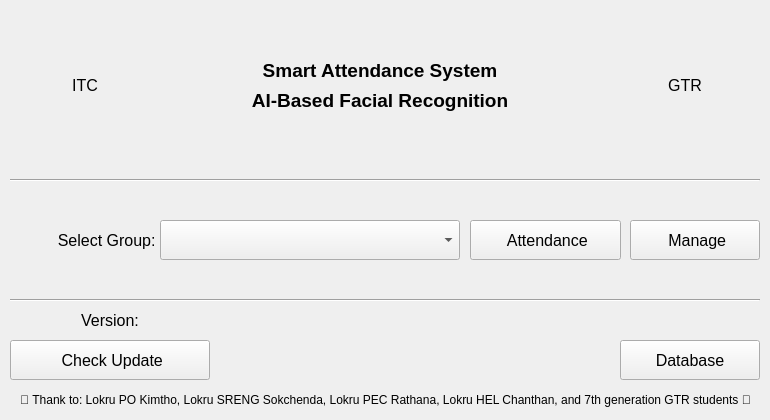
The window that resource/view_controller/main_application_form/View.ui (muysengly/repo_attendance_system) describes before a commit, drawn with Qt 5.
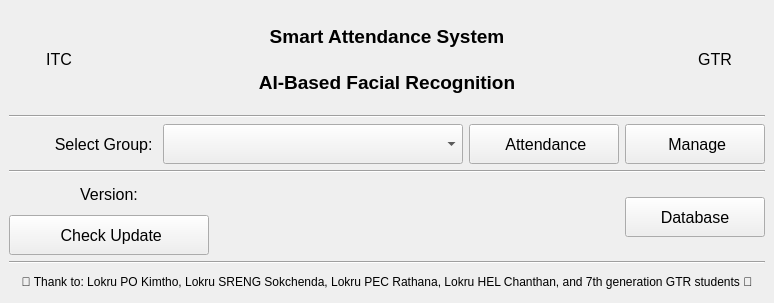
The same window after the commit.

Diff of the .ui file:
```diff
--- a/resource/view_controller/main_application_form/View.ui
+++ b/resource/view_controller/main_application_form/View.ui
@@ -6,20 +6,20 @@
    <rect>
     <x>0</x>
     <y>0</y>
-    <width>770</width>
-    <height>420</height>
+    <width>774</width>
+    <height>303</height>
    </rect>
   </property>
   <property name="minimumSize">
    <size>
-    <width>770</width>
-    <height>420</height>
+    <width>0</width>
+    <height>0</height>
    </size>
   </property>
   <property name="maximumSize">
    <size>
-    <width>770</width>
-    <height>420</height>
+    <width>99999</width>
+    <height>99999</height>
    </size>
   </property>
   <property name="sizeIncrement">
@@ -32,128 +32,22 @@
    <string>MainWindow</string>
   </property>
   <widget class="QWidget" name="centralwidget">
-   <widget class="QPushButton" name="pushButton_check_attendance">
-    <property name="geometry">
-     <rect>
-      <x>470</x>
-      <y>220</y>
-      <width>151</width>
-      <height>40</height>
-     </rect>
-    </property>
-    <property name="font">
-     <font>
-      <pointsize>12</pointsize>
-      <bold>false</bold>
-     </font>
-    </property>
-    <property name="text">
-     <string> Attendance</string>
-    </property>
-   </widget>
-   <widget class="QComboBox" name="comboBox_group_name">
-    <property name="geometry">
-     <rect>
-      <x>160</x>
-      <y>220</y>
-      <width>300</width>
-      <height>40</height>
-     </rect>
-    </property>
-    <property name="font">
-     <font>
-      <pointsize>12</pointsize>
-      <bold>false</bold>
-     </font>
-    </property>
-   </widget>
-   <widget class="QLabel" name="label_5">
-    <property name="geometry">
-     <rect>
-      <x>20</x>
-      <y>220</y>
-      <width>140</width>
-      <height>40</height>
-     </rect>
-    </property>
-    <property name="font">
-     <font>
-      <pointsize>12</pointsize>
-      <bold>false</bold>
-     </font>
-    </property>
-    <property name="text">
-     <string>Select Group: </string>
-    </property>
-    <property name="alignment">
-     <set>Qt::AlignRight|Qt::AlignTrailing|Qt::AlignVCenter</set>
-    </property>
-   </widget>
-   <widget class="QPushButton" name="pushButton_manage">
-    <property name="geometry">
-     <rect>
-      <x>630</x>
-      <y>220</y>
-      <width>130</width>
-      <height>40</height>
-     </rect>
-    </property>
-    <property name="font">
-     <font>
-      <pointsize>12</pointsize>
-     </font>
-    </property>
-    <property name="text">
-     <string> Manage</string>
-    </property>
-   </widget>
-   <widget class="QPushButton" name="pushButton_check_update">
-    <property name="geometry">
-     <rect>
-      <x>10</x>
-      <y>340</y>
-      <width>200</width>
-      <height>40</height>
-     </rect>
-    </property>
-    <property name="font">
-     <font>
-      <pointsize>12</pointsize>
-     </font>
-    </property>
-    <property name="text">
-     <string> Check Update</string>
-    </property>
-   </widget>
-   <widget class="QLabel" name="label_version">
-    <property name="geometry">
-     <rect>
-      <x>10</x>
-      <y>300</y>
-      <width>200</width>
-      <height>40</height>
-     </rect>
-    </property>
-    <property name="font">
-     <font>
-      <pointsize>12</pointsize>
-     </font>
-    </property>
-    <property name="text">
-     <string>Version:</string>
-    </property>
-    <property name="alignment">
-     <set>Qt::AlignCenter</set>
-    </property>
-   </widget>
+   <layout class="QVBoxLayout" name="verticalLayout_4">
+    <item>
+     <layout class="QHBoxLayout" name="horizontalLayout_4">
+      <item alignment="Qt::AlignLeft">
    <widget class="QLabel" name="label_itc_logo">
-    <property name="geometry">
-     <rect>
-      <x>10</x>
-      <y>10</y>
-      <width>150</width>
-      <height>150</height>
-     </rect>
+        <property name="minimumSize">
+         <size>
+          <width>100</width>
+          <height>100</height>
+         </size>
+        </property>
+        <property name="maximumSize">
+         <size>
+          <width>100</width>
+          <height>100</height>
+         </size>
     </property>
     <property name="font">
      <font>
@@ -170,54 +64,28 @@
      <set>Qt::AlignCenter</set>
     </property>
    </widget>
-   <widget class="QLabel" name="label_gtr_logo">
-    <property name="geometry">
-     <rect>
-      <x>610</x>
-      <y>10</y>
-      <width>150</width>
-      <height>150</height>
-     </rect>
-    </property>
-    <property name="font">
-     <font>
-      <pointsize>12</pointsize>
-     </font>
-    </property>
-    <property name="frameShape">
-     <enum>QFrame::NoFrame</enum>
-    </property>
-    <property name="text">
-     <string>GTR</string>
-    </property>
-    <property name="alignment">
-     <set>Qt::AlignCenter</set>
-    </property>
-   </widget>
-   <widget class="QLabel" name="label_4">
-    <property name="geometry">
-     <rect>
-      <x>10</x>
-      <y>390</y>
-      <width>751</width>
-      <height>20</height>
-     </rect>
-    </property>
-    <property name="text">
-     <string>🙏 Thank to: Lokru PO Kimtho, Lokru SRENG Sokchenda, Lokru PEC Rathana, Lokru HEL Chanthan, and 7th generation GTR students 🙏</string>
-    </property>
-    <property name="alignment">
-     <set>Qt::AlignCenter</set>
-    </property>
-   </widget>
+      </item>
+      <item>
+       <layout class="QVBoxLayout" name="verticalLayout_2">
+        <item alignment="Qt::AlignHCenter|Qt::AlignBottom">
    <widget class="QLabel" name="label_6">
-    <property name="geometry">
-     <rect>
-      <x>200</x>
-      <y>50</y>
+          <property name="sizePolicy">
+           <sizepolicy hsizetype="Preferred" vsizetype="Fixed">
+            <horstretch>0</horstretch>
+            <verstretch>0</verstretch>
+           </sizepolicy>
+          </property>
+          <property name="minimumSize">
+           <size>
       <width>360</width>
       <height>40</height>
-     </rect>
+           </size>
+          </property>
+          <property name="maximumSize">
+           <size>
+            <width>360</width>
+            <height>40</height>
+           </size>
     </property>
     <property name="font">
      <font>
@@ -232,14 +100,26 @@
      <set>Qt::AlignCenter</set>
     </property>
    </widget>
+        </item>
+        <item alignment="Qt::AlignHCenter|Qt::AlignTop">
    <widget class="QLabel" name="label_7">
-    <property name="geometry">
-     <rect>
-      <x>200</x>
-      <y>80</y>
+          <property name="sizePolicy">
+           <sizepolicy hsizetype="Preferred" vsizetype="Preferred">
+            <horstretch>0</horstretch>
+            <verstretch>0</verstretch>
+           </sizepolicy>
+          </property>
+          <property name="minimumSize">
+           <size>
       <width>360</width>
       <height>40</height>
-     </rect>
+           </size>
+          </property>
+          <property name="maximumSize">
+           <size>
+            <width>360</width>
+            <height>40</height>
+           </size>
     </property>
     <property name="font">
      <font>
@@ -254,40 +134,284 @@
      <set>Qt::AlignCenter</set>
     </property>
    </widget>
+        </item>
+       </layout>
+      </item>
+      <item alignment="Qt::AlignRight">
+       <widget class="QLabel" name="label_gtr_logo">
+        <property name="minimumSize">
+         <size>
+          <width>100</width>
+          <height>100</height>
+         </size>
+        </property>
+        <property name="maximumSize">
+         <size>
+          <width>100</width>
+          <height>100</height>
+         </size>
+        </property>
+        <property name="font">
+         <font>
+          <pointsize>12</pointsize>
+         </font>
+        </property>
+        <property name="frameShape">
+         <enum>QFrame::NoFrame</enum>
+        </property>
+        <property name="text">
+         <string>GTR</string>
+        </property>
+        <property name="alignment">
+         <set>Qt::AlignCenter</set>
+        </property>
+       </widget>
+      </item>
+     </layout>
+    </item>
+    <item>
    <widget class="Line" name="line">
-    <property name="geometry">
-     <rect>
-      <x>10</x>
-      <y>290</y>
-      <width>750</width>
+      <property name="orientation">
+       <enum>Qt::Horizontal</enum>
+      </property>
+     </widget>
+    </item>
+    <item>
+     <layout class="QHBoxLayout" name="horizontalLayout_3">
+      <item>
+       <spacer name="horizontalSpacer_2">
+        <property name="orientation">
+         <enum>Qt::Horizontal</enum>
+        </property>
+        <property name="sizeHint" stdset="0">
+         <size>
+          <width>40</width>
       <height>20</height>
-     </rect>
-    </property>
-    <property name="orientation">
-     <enum>Qt::Horizontal</enum>
-    </property>
-   </widget>
+         </size>
+        </property>
+       </spacer>
+      </item>
+      <item>
+       <widget class="QLabel" name="label_5">
+        <property name="minimumSize">
+         <size>
+          <width>140</width>
+          <height>40</height>
+         </size>
+        </property>
+        <property name="maximumSize">
+         <size>
+          <width>140</width>
+          <height>40</height>
+         </size>
+        </property>
+        <property name="font">
+         <font>
+          <pointsize>12</pointsize>
+          <bold>false</bold>
+         </font>
+        </property>
+        <property name="text">
+         <string>Select Group: </string>
+        </property>
+        <property name="alignment">
+         <set>Qt::AlignRight|Qt::AlignTrailing|Qt::AlignVCenter</set>
+        </property>
+       </widget>
+      </item>
+      <item>
+       <widget class="QComboBox" name="comboBox_group_name">
+        <property name="sizePolicy">
+         <sizepolicy hsizetype="Preferred" vsizetype="Preferred">
+          <horstretch>0</horstretch>
+          <verstretch>0</verstretch>
+         </sizepolicy>
+        </property>
+        <property name="minimumSize">
+         <size>
+          <width>300</width>
+          <height>40</height>
+         </size>
+        </property>
+        <property name="maximumSize">
+         <size>
+          <width>300</width>
+          <height>40</height>
+         </size>
+        </property>
+        <property name="font">
+         <font>
+          <pointsize>12</pointsize>
+          <bold>false</bold>
+         </font>
+        </property>
+       </widget>
+      </item>
+      <item>
+       <widget class="QPushButton" name="pushButton_check_attendance">
+        <property name="sizePolicy">
+         <sizepolicy hsizetype="Preferred" vsizetype="Preferred">
+          <horstretch>0</horstretch>
+          <verstretch>0</verstretch>
+         </sizepolicy>
+        </property>
+        <property name="minimumSize">
+         <size>
+          <width>150</width>
+          <height>40</height>
+         </size>
+        </property>
+        <property name="maximumSize">
+         <size>
+          <width>150</width>
+          <height>40</height>
+         </size>
+        </property>
+        <property name="font">
+         <font>
+          <pointsize>12</pointsize>
+          <bold>false</bold>
+         </font>
+        </property>
+        <property name="text">
+         <string> Attendance</string>
+        </property>
+       </widget>
+      </item>
+      <item>
+       <widget class="QPushButton" name="pushButton_manage">
+        <property name="sizePolicy">
+         <sizepolicy hsizetype="Preferred" vsizetype="Preferred">
+          <horstretch>0</horstretch>
+          <verstretch>0</verstretch>
+         </sizepolicy>
+        </property>
+        <property name="minimumSize">
+         <size>
+          <width>140</width>
+          <height>40</height>
+         </size>
+        </property>
+        <property name="maximumSize">
+         <size>
+          <width>140</width>
+          <height>40</height>
+         </size>
+        </property>
+        <property name="font">
+         <font>
+          <pointsize>12</pointsize>
+         </font>
+        </property>
+        <property name="text">
+         <string> Manage</string>
+        </property>
+       </widget>
+      </item>
+     </layout>
+    </item>
+    <item>
    <widget class="Line" name="line_2">
-    <property name="geometry">
-     <rect>
-      <x>10</x>
-      <y>170</y>
-      <width>750</width>
+      <property name="orientation">
+       <enum>Qt::Horizontal</enum>
+      </property>
+     </widget>
+    </item>
+    <item>
+     <layout class="QHBoxLayout" name="horizontalLayout">
+      <item>
+       <layout class="QVBoxLayout" name="verticalLayout">
+        <item alignment="Qt::AlignBottom">
+         <widget class="QLabel" name="label_version">
+          <property name="minimumSize">
+           <size>
+            <width>200</width>
+            <height>30</height>
+           </size>
+          </property>
+          <property name="maximumSize">
+           <size>
+            <width>200</width>
+            <height>40</height>
+           </size>
+          </property>
+          <property name="font">
+           <font>
+            <pointsize>12</pointsize>
+           </font>
+          </property>
+          <property name="text">
+           <string>Version:</string>
+          </property>
+          <property name="alignment">
+           <set>Qt::AlignCenter</set>
+          </property>
+         </widget>
+        </item>
+        <item alignment="Qt::AlignTop">
+         <widget class="QPushButton" name="pushButton_check_update">
+          <property name="sizePolicy">
+           <sizepolicy hsizetype="Preferred" vsizetype="Preferred">
+            <horstretch>0</horstretch>
+            <verstretch>0</verstretch>
+           </sizepolicy>
+          </property>
+          <property name="minimumSize">
+           <size>
+            <width>200</width>
+            <height>40</height>
+           </size>
+          </property>
+          <property name="maximumSize">
+           <size>
+            <width>200</width>
+            <height>40</height>
+           </size>
+          </property>
+          <property name="font">
+           <font>
+            <pointsize>12</pointsize>
+           </font>
+          </property>
+          <property name="text">
+           <string> Check Update</string>
+          </property>
+         </widget>
+        </item>
+       </layout>
+      </item>
+      <item>
+       <spacer name="horizontalSpacer">
+        <property name="orientation">
+         <enum>Qt::Horizontal</enum>
+        </property>
+        <property name="sizeHint" stdset="0">
+         <size>
+          <width>40</width>
       <height>20</height>
-     </rect>
-    </property>
-    <property name="orientation">
-     <enum>Qt::Horizontal</enum>
-    </property>
-   </widget>
+         </size>
+        </property>
+       </spacer>
+      </item>
+      <item>
    <widget class="QPushButton" name="pushButton_database">
-    <property name="geometry">
-     <rect>
-      <x>620</x>
-      <y>340</y>
+        <property name="sizePolicy">
+         <sizepolicy hsizetype="Fixed" vsizetype="Fixed">
+          <horstretch>0</horstretch>
+          <verstretch>0</verstretch>
+         </sizepolicy>
+        </property>
+        <property name="minimumSize">
+         <size>
       <width>140</width>
       <height>40</height>
-     </rect>
+         </size>
+        </property>
+        <property name="maximumSize">
+         <size>
+          <width>140</width>
+          <height>40</height>
+         </size>
     </property>
     <property name="font">
      <font>
@@ -298,6 +422,27 @@
      <string>Database</string>
     </property>
    </widget>
+      </item>
+     </layout>
+    </item>
+    <item>
+     <widget class="Line" name="line_3">
+      <property name="orientation">
+       <enum>Qt::Horizontal</enum>
+      </property>
+     </widget>
+    </item>
+    <item>
+     <widget class="QLabel" name="label_4">
+      <property name="text">
+       <string>🙏 Thank to: Lokru PO Kimtho, Lokru SRENG Sokchenda, Lokru PEC Rathana, Lokru HEL Chanthan, and 7th generation GTR students 🙏</string>
+      </property>
+      <property name="alignment">
+       <set>Qt::AlignCenter</set>
+      </property>
+     </widget>
+    </item>
+   </layout>
   </widget>
  </widget>
  <resources/>
```
Lines whose indentation alone changed are shown as unchanged.
